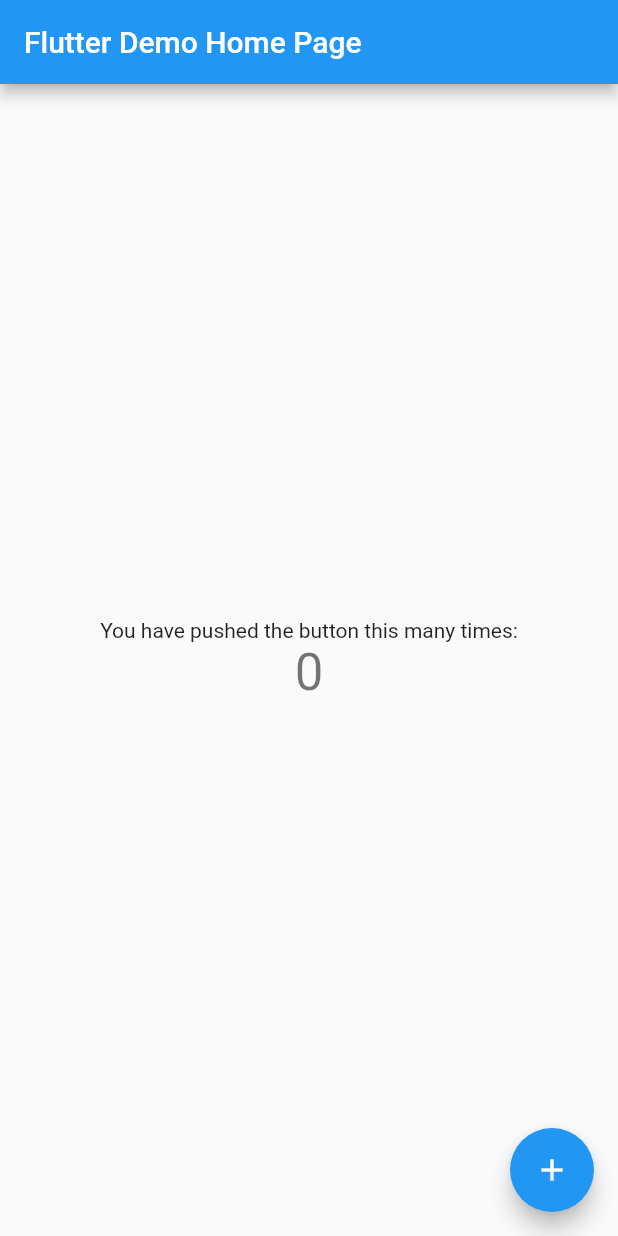
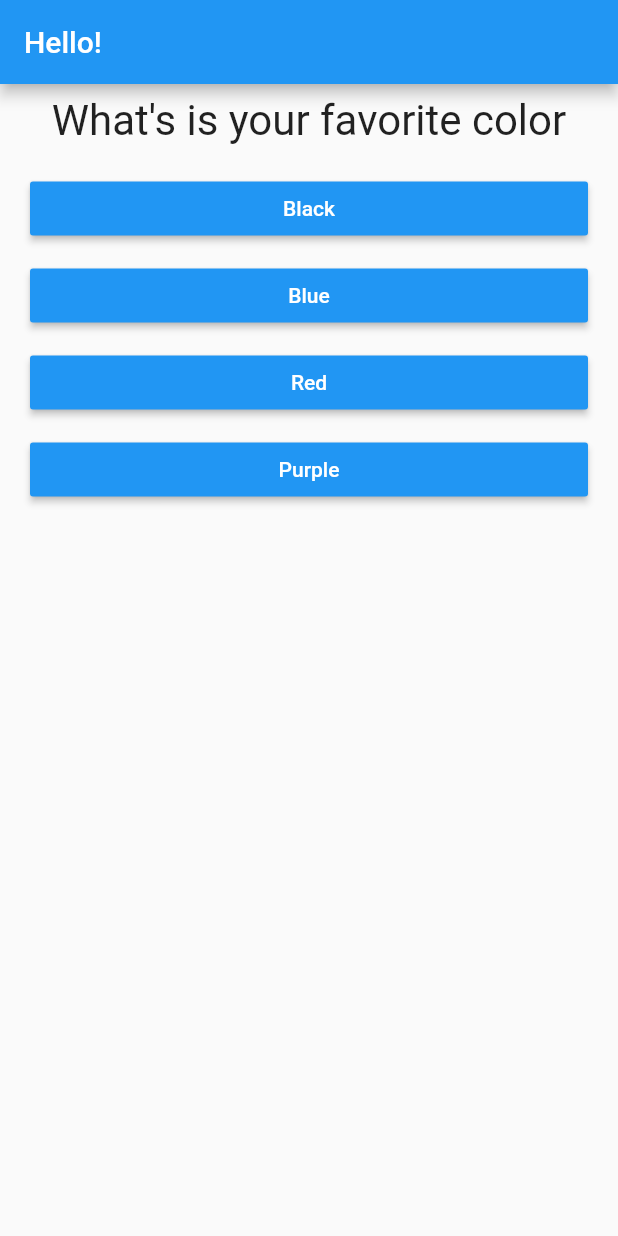
Before and after one commit to jbonino/flutter_complete_guide, a Flutter app: the screen it shows after launch, on a phone screen of 412 x 824 dp. Run offline on Flutter 3.47's test engine with Material 2 defaults, Android fonts, the phone set to English and light mode, and no system bars.

Commit message:
finish quiz

```diff
--- /dev/null
+++ b/lib/answer.dart
@@ -0,0 +1,22 @@
+import 'package:flutter/material.dart';
+
+class Answer extends StatelessWidget {
+  final String title;
+  final Function onPressed;
+
+  Answer({this.title, this.onPressed});
+
+  @override
+  Widget build(BuildContext context) {
+    return Container(
+      margin: EdgeInsets.fromLTRB(20, 10, 20, 0),
+      width: double.infinity,
+      child: RaisedButton(
+        color: Colors.blue,
+        textColor: Colors.white,
+        child: Text(title),
+        onPressed: onPressed,
+      ),
+    );
+  }
+}
--- a/lib/main.dart
+++ b/lib/main.dart
@@ -1,111 +1,80 @@
 import 'package:flutter/material.dart';
+import 'package:flutter_complete_guide/multipleChoice.dart';
+import 'package:flutter_complete_guide/result.dart';
 
 void main() => runApp(MyApp());
 
-class MyApp extends StatelessWidget {
-  // This widget is the root of your application.
+class MyApp extends StatefulWidget {
   @override
-  Widget build(BuildContext context) {
-    return MaterialApp(
-      title: 'Flutter Demo',
-      theme: ThemeData(
-        // This is the theme of your application.
-        //
-        // Try running your application with "flutter run". You'll see the
-        // application has a blue toolbar. Then, without quitting the app, try
-        // changing the primarySwatch below to Colors.green and then invoke
-        // "hot reload" (press "r" in the console where you ran "flutter run",
-        // or simply save your changes to "hot reload" in a Flutter IDE).
-        // Notice that the counter didn't reset back to zero; the application
-        // is not restarted.
-        primarySwatch: Colors.blue,
-      ),
-      home: MyHomePage(title: 'Flutter Demo Home Page'),
-    );
-  }
+  State<StatefulWidget> createState() => _MyAppState();
 }
 
-class MyHomePage extends StatefulWidget {
-  MyHomePage({Key key, this.title}) : super(key: key);
+class _MyAppState extends State<MyApp> {
+  var _index = 0;
+  var _totalScore = 0;
+  static const _questions = [
+    {
+      'question': 'What\'s is your favorite color',
+      'answers': [
+        {'label': 'Black', 'score': 8},
+        {'label': 'Blue', 'score': 1},
+        {'label': 'Red', 'score': 3},
+        {'label': 'Purple', 'score': 5}
+      ]
+    },
+    {
+      'question': 'What\s your favorite animal?',
+      'answers': [
+        {'label': 'Dog', 'score': 3},
+        {'label': 'Cat', 'score': 1},
+        {'label': 'Bunny', 'score': 8},
+        {'label': 'Scorpion', 'score': 5}
+      ]
+    },
+    {
+      'question': 'What\s your favorite drug?',
+      'answers': [
+        {'label': 'weed', 'score': 1},
+        {'label': 'herion', 'score': 3},
+        {'label': 'DMT', 'score': 5},
+        {'label': 'coffee', 'score': 8}
+      ]
+    }
+  ];
 
-  // This widget is the home page of your application. It is stateful, meaning
-  // that it has a State object (defined below) that contains fields that affect
-  // how it looks.
+  void _answerSelected(int score) {
+    _totalScore += score;
 
-  // This class is the configuration for the state. It holds the values (in this
-  // case the title) provided by the parent (in this case the App widget) and
-  // used by the build method of the State. Fields in a Widget subclass are
-  // always marked "final".
+    print(_totalScore);
+    if (_index < _questions.length) {
+      this.setState(() => _index++);
+    }
+  }
 
-  final String title;
-
-  @override
-  _MyHomePageState createState() => _MyHomePageState();
-}
-
-class _MyHomePageState extends State<MyHomePage> {
-  int _counter = 0;
-
-  void _incrementCounter() {
-    setState(() {
-      // This call to setState tells the Flutter framework that something has
-      // changed in this State, which causes it to rerun the build method below
-      // so that the display can reflect the updated values. If we changed
-      // _counter without calling setState(), then the build method would not be
-      // called again, and so nothing would appear to happen.
-      _counter++;
-    });
+  void _playAgainPressed()
+  {
+      _totalScore = 0;
+      this.setState(() => _index=0);
   }
 
   @override
   Widget build(BuildContext context) {
-    // This method is rerun every time setState is called, for instance as done
-    // by the _incrementCounter method above.
-    //
-    // The Flutter framework has been optimized to make rerunning build methods
-    // fast, so that you can just rebuild anything that needs updating rather
-    // than having to individually change instances of widgets.
-    return Scaffold(
-      appBar: AppBar(
-        // Here we take the value from the MyHomePage object that was created by
-        // the App.build method, and use it to set our appbar title.
-        title: Text(widget.title),
+    return MaterialApp(
+      home: Scaffold(
+        appBar: AppBar(
+          title: Text('Hello!'),
+        ),
+        body: _index < _questions.length
+            ? MultipleChoice(
+                question: _questions[_index]['question'],
+                answers: _questions[_index]['answers'],
+                answerSelected: _answerSelected)
+            : Result(
+                totalScore: _totalScore,
+                maxScore: _questions.length * 8,
+                playAgainPressed: _playAgainPressed,
+              ),
       ),
-      body: Center(
-        // Center is a layout widget. It takes a single child and positions it
-        // in the middle of the parent.
-        child: Column(
-          // Column is also a layout widget. It takes a list of children and
-          // arranges them vertically. By default, it sizes itself to fit its
-          // children horizontally, and tries to be as tall as its parent.
-          //
-          // Invoke "debug painting" (press "p" in the console, choose the
-          // "Toggle Debug Paint" action from the Flutter Inspector in Android
-          // Studio, or the "Toggle Debug Paint" command in Visual Studio Code)
-          // to see the wireframe for each widget.
-          //
-          // Column has various properties to control how it sizes itself and
-          // how it positions its children. Here we use mainAxisAlignment to
-          // center the children vertically; the main axis here is the vertical
-          // axis because Columns are vertical (the cross axis would be
-          // horizontal).
-          mainAxisAlignment: MainAxisAlignment.center,
-          children: <Widget>[
-            Text(
-              'You have pushed the button this many times:',
-            ),
-            Text(
-              '$_counter',
-              style: Theme.of(context).textTheme.display1,
-            ),
-          ],
-        ),
-      ),
-      floatingActionButton: FloatingActionButton(
-        onPressed: _incrementCounter,
-        tooltip: 'Fuck God',
-        child: Icon(Icons.add),
-      ), // This trailing comma makes auto-formatting nicer for build methods.
     );
   }
 }
--- /dev/null
+++ b/lib/multipleChoice.dart
@@ -0,0 +1,30 @@
+import 'package:flutter/material.dart';
+import 'package:flutter_complete_guide/question.dart';
+
+import 'answer.dart';
+
+class MultipleChoice extends StatelessWidget {
+  final String question;
+  final List<Map<String, Object>> answers;
+  final Function answerSelected;
+
+  MultipleChoice(
+      {@required this.question,
+      @required this.answers,
+      @required this.answerSelected});
+
+  @override
+  Widget build(BuildContext context) {
+    return Column(
+      children: [
+        Question(question),
+        ...answers
+            .map((answer) => Answer(
+                  title: answer['label'],
+                  onPressed: () => answerSelected(answer['score']),
+                ))
+            .toList(),
+      ],
+    );
+  }
+}
--- /dev/null
+++ b/lib/question.dart
@@ -0,0 +1,20 @@
+import 'package:flutter/material.dart';
+
+class Question extends StatelessWidget {
+  final String questionText;
+
+  Question(this.questionText);
+
+  @override
+  Widget build(BuildContext context) {
+    return Container(
+      width: double.infinity,
+      margin: EdgeInsets.all(8),
+      child: Text(
+        questionText,
+        style: TextStyle(fontSize: 28),
+        textAlign: TextAlign.center,
+      ),
+    );
+  }
+}
--- /dev/null
+++ b/lib/result.dart
@@ -0,0 +1,41 @@
+import 'package:flutter/material.dart';
+
+class Result extends StatelessWidget {
+  final int totalScore;
+  final int maxScore;
+  final Function playAgainPressed;
+
+  String get stringScore {
+    return totalScore.toString();
+  }
+
+  Result(
+      {@required this.totalScore,
+      @required this.playAgainPressed,
+      @required this.maxScore});
+
+  @override
+  Widget build(BuildContext context) {
+    return Center(
+      child: Column(
+        mainAxisAlignment: MainAxisAlignment.center,
+        children: [
+          Text(
+            'You did it! \n You got l337 score of \n' +
+                totalScore.toString() +
+                '/' +
+                maxScore.toString(),
+            style: TextStyle(fontSize: 36, fontWeight: FontWeight.bold),
+            textAlign: TextAlign.center,
+          ),
+          RaisedButton(
+            child: Text("Play again."),
+            onPressed: playAgainPressed,
+            color: Colors.blue,
+            textColor: Colors.white,
+          )
+        ],
+      ),
+    );
+  }
+}
--- a/pubspec.yaml
+++ b/pubspec.yaml
@@ -14,7 +14,7 @@ description: A new Flutter project.
 version: 1.0.0+1
 
 environment:
-  sdk: ">=2.1.0 <3.0.0"
+  sdk: ">=2.2.2 <3.0.0"
 
 dependencies:
   flutter:
```
Also changed, not shown: 2 other files.
